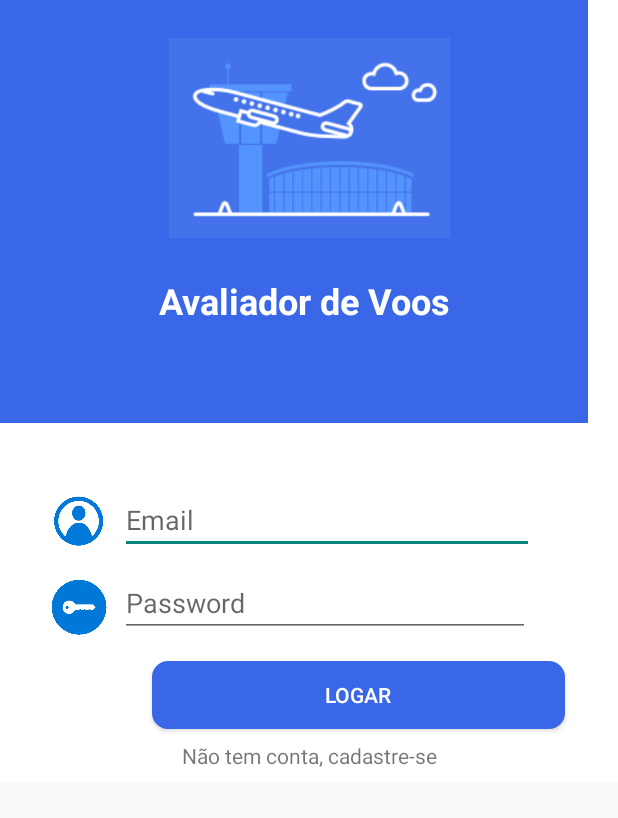
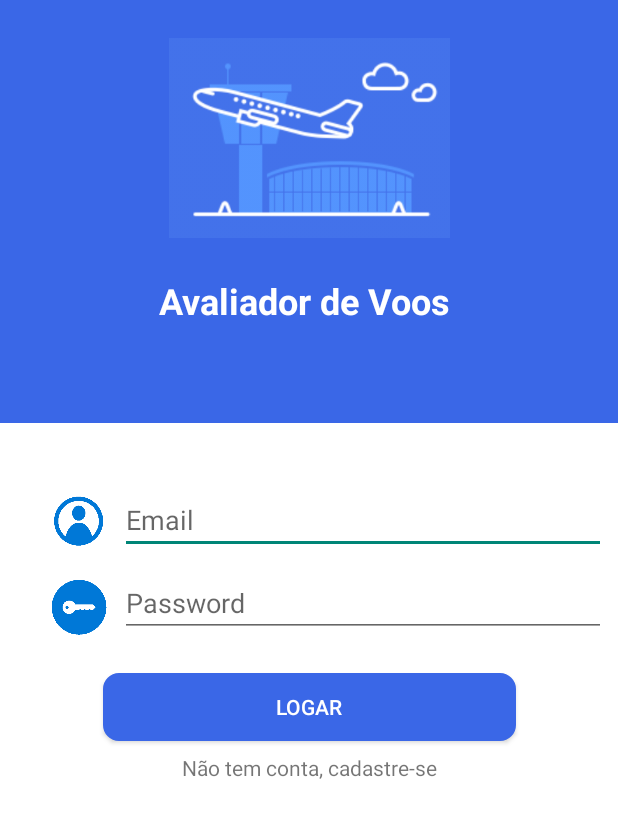
Before and after one commit to jedsonBrito/AvalicaoCiaAereas, an Android app: the layout activity_main.xml on its own in the app's theme, with its tools: preview values and no code run, on a phone screen of 412 x 824 dp. Shown: the top 818 px of the screen. Run offline under Robolectric (Android 15) with nearby library versions, the phone set to English and light mode, and no system bars.

Commit message:
Tela de Splash incluida

```diff
--- a/app/src/main/AndroidManifest.xml
+++ b/app/src/main/AndroidManifest.xml
@@ -9,7 +9,7 @@
         android:roundIcon="@mipmap/ic_launcher_round"
         android:supportsRtl="true"
         android:theme="@style/Theme.AppCompat.Light.NoActionBar">
-        <activity android:name=".MainActivity">
+        <activity android:name=".MainActivity" android:theme="@style/SplashTheme">
             <intent-filter>
                 <action android:name="android.intent.action.MAIN" />
 
--- a/app/src/main/java/com/jedsonbrito/avalicaociaaereas/MainActivity.java
+++ b/app/src/main/java/com/jedsonbrito/avalicaociaaereas/MainActivity.java
@@ -1,13 +1,29 @@
 package com.jedsonbrito.avalicaociaaereas;
 
+import android.os.Bundle;
 import android.support.v7.app.AppCompatActivity;
-import android.os.Bundle;
+import android.widget.EditText;
 
 public class MainActivity extends AppCompatActivity {
+
+    private EditText email;
+    private EditText password;
 
     @Override
     protected void onCreate(Bundle savedInstanceState) {
         super.onCreate(savedInstanceState);
         setContentView(R.layout.activity_main);
+        setTheme(R.style.AppTheme);
+
+        email = findViewById(R.id.editTextEmail);
+        password = findViewById(R.id.editTextPassword);
+
     }
+
+
+
+
+
+
+
 }
--- /dev/null
+++ b/app/src/main/res/drawable/splashscreen.xml
@@ -0,0 +1,9 @@
+<layer-list xmlns:android="http://schemas.android.com/apk/res/android"
+    android:opacity="opaque">
+    <item android:drawable="@color/colorPrimary"/>
+    <item>
+        <bitmap
+            android:gravity="center"
+            android:src="@drawable/logo"/>
+    </item>
+</layer-list>
--- a/app/src/main/res/layout/activity_main.xml
+++ b/app/src/main/res/layout/activity_main.xml
@@ -2,9 +2,10 @@
 <ScrollView xmlns:android="http://schemas.android.com/apk/res/android"
     xmlns:app="http://schemas.android.com/apk/res-auto"
     xmlns:tools="http://schemas.android.com/tools"
-    tools:context=".MainActivity"
     android:layout_width="match_parent"
-    android:layout_height="match_parent">
+    android:layout_height="match_parent"
+    android:background="@android:color/white"
+    tools:context=".MainActivity">
 
     <android.support.constraint.ConstraintLayout
         android:layout_width="match_parent"
@@ -13,12 +14,12 @@
 
         <ImageView
             android:id="@+id/imageView4"
-            android:layout_width="392dp"
+            android:layout_width="0dp"
             android:layout_height="287dp"
             android:layout_marginBottom="48dp"
             android:contentDescription="@string/content_background"
             android:elevation="-1dp"
-            app:layout_constraintBottom_toTopOf="@+id/editText2"
+            app:layout_constraintBottom_toTopOf="@+id/editTextEmail"
             app:layout_constraintEnd_toEndOf="parent"
             app:layout_constraintHorizontal_bias="0.0"
             app:layout_constraintStart_toStartOf="parent"
@@ -44,10 +45,10 @@
 
 
         <EditText
-            android:id="@+id/editText2"
-            android:layout_width="276dp"
+            android:id="@+id/editTextEmail"
+            android:layout_width="0dp"
             android:layout_height="40dp"
-            android:layout_marginEnd="16dp"
+            android:layout_marginEnd="8dp"
             android:layout_marginStart="8dp"
             android:layout_marginTop="116dp"
             android:ems="10"
@@ -60,8 +61,8 @@
 
 
         <EditText
-            android:id="@+id/editText3"
-            android:layout_width="273dp"
+            android:id="@+id/editTextPassword"
+            android:layout_width="0dp"
             android:layout_height="39dp"
             android:layout_marginEnd="8dp"
             android:layout_marginStart="8dp"
@@ -72,23 +73,23 @@
             app:layout_constraintEnd_toEndOf="parent"
             app:layout_constraintHorizontal_bias="0.0"
             app:layout_constraintStart_toEndOf="@+id/imageView3"
-            app:layout_constraintTop_toBottomOf="@+id/editText2" />
+            app:layout_constraintTop_toBottomOf="@+id/editTextEmail" />
 
         <Button
-            android:id="@+id/button"
+            android:id="@+id/btn_logar"
             android:layout_width="275dp"
             android:layout_height="45dp"
             android:layout_marginEnd="8dp"
             android:layout_marginStart="8dp"
-            android:layout_marginTop="16dp"
+            android:layout_marginTop="24dp"
             android:background="@drawable/roundbutton"
             android:text="@string/btn_logar"
             android:textColor="@android:color/white"
             android:textSize="14sp"
             app:layout_constraintEnd_toEndOf="parent"
-            app:layout_constraintHorizontal_bias="0.774"
+            app:layout_constraintHorizontal_bias="0.5"
             app:layout_constraintStart_toStartOf="parent"
-            app:layout_constraintTop_toBottomOf="@+id/editText3" />
+            app:layout_constraintTop_toBottomOf="@+id/editTextPassword" />
 
         <TextView
             android:id="@+id/textView7"
@@ -101,8 +102,9 @@
             android:text="@string/no_account"
             app:layout_constraintBottom_toBottomOf="parent"
             app:layout_constraintEnd_toEndOf="parent"
+            app:layout_constraintHorizontal_bias="0.5"
             app:layout_constraintStart_toStartOf="parent"
-            app:layout_constraintTop_toBottomOf="@+id/button"
+            app:layout_constraintTop_toBottomOf="@+id/btn_logar"
             app:layout_constraintVertical_bias="0.083" />
 
         <ImageView
@@ -124,7 +126,7 @@
             android:layout_marginTop="16dp"
             android:contentDescription="@string/content_password"
             app:layout_constraintStart_toStartOf="parent"
-            app:layout_constraintTop_toBottomOf="@+id/editText2"
+            app:layout_constraintTop_toBottomOf="@+id/editTextEmail"
             app:srcCompat="@drawable/password" />
 
         <ImageView
--- a/app/src/main/res/values/styles.xml
+++ b/app/src/main/res/values/styles.xml
@@ -8,4 +8,8 @@
         <item name="colorAccent">@color/colorAccent</item>
     </style>
 
+    <style name="SplashTheme" parent="AppTheme">
+        <item name="android:windowBackground">@drawable/splashscreen</item>
+    </style>
+
 </resources>
```
